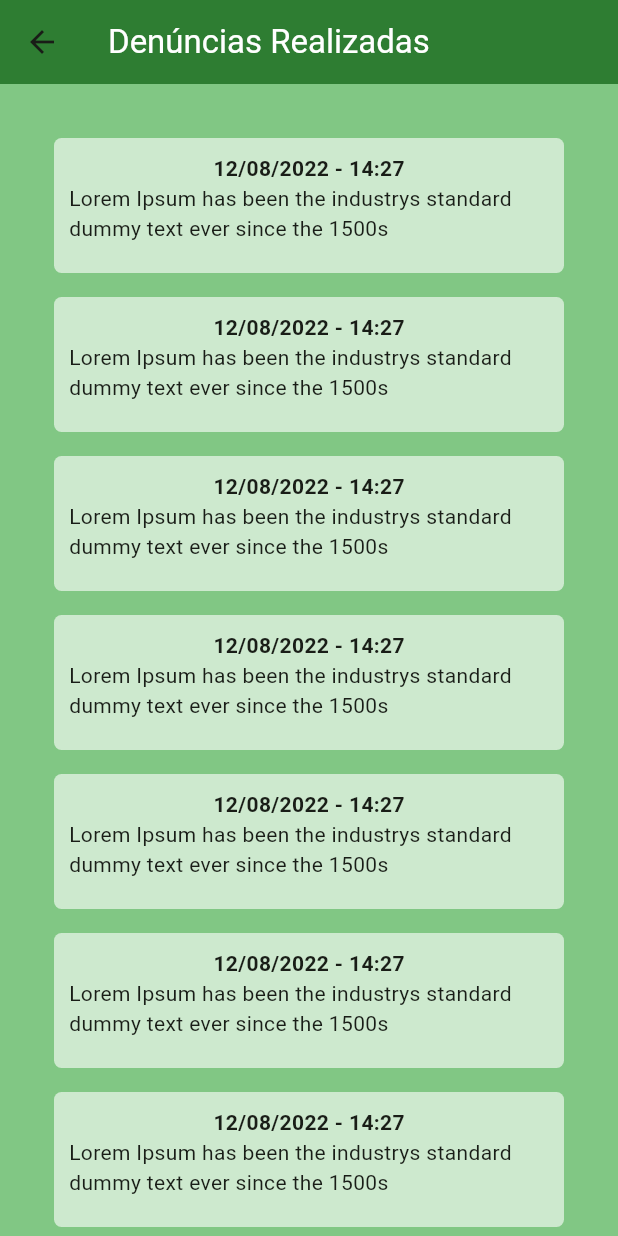
After one commit to timedev-net/evite_queimadas, a Flutter app: the DenunciasRealizadas screen opened by its route, on a phone screen of 412 x 824 dp. The commit adds this screen. Run offline on Flutter 3.47's test engine with Material 2 defaults, Android fonts, the phone set to English and light mode, and no system bars; project files that could hold a hidden picture were left out.

Commit message:
todas as telas criadas

```diff
--- a/lib/pages/add_item.dart
+++ b/lib/pages/add_item.dart
@@ -3,8 +3,8 @@ import 'dart:convert';
 import 'package:http/http.dart' as http;
 
 class AddItem extends StatefulWidget {
-  const AddItem({super.key, required this.title});
-  final String title;
+  const AddItem({super.key});
+  final String title = 'teste';
 
   // const AddItem({Key? key}) : super(key: key);
 
--- /dev/null
+++ b/lib/pages/denuncias_realizadas.dart
@@ -0,0 +1,133 @@
+import 'package:flutter/material.dart';
+import 'dart:convert';
+import 'package:http/http.dart' as http;
+
+class DenunciasRealizadas extends StatefulWidget {
+  // const DenunciasRealizadas({super.key, required this.title});
+  // final String title;
+
+  // const DenunciasRealizadas({Key? key}) : super(key: key);
+
+  @override
+  _DenunciasRealizadasState createState() => _DenunciasRealizadasState();
+}
+
+class _DenunciasRealizadasState extends State<DenunciasRealizadas> {
+  int _counter = 0;
+
+  void _incrementCounter() {
+    setState(() {
+      _counter++;
+    });
+  }
+
+  void getApi() async {
+    var url = Uri.https('www.googleapis.com', '/books/v1/volumes', {'q': '{http}'});
+    var response = await http.get(url);
+
+    if (response.statusCode == 200) {
+      var jsonResponse = jsonDecode(response.body) as Map<String, dynamic>;
+      var itemCount = jsonResponse['totalItems'];
+      print('Number of books about http: $itemCount.');
+    } else {
+      print('Request failed with status: ${response.statusCode}.');
+    }
+  }
+
+  @override
+  Widget build(BuildContext context) {
+    return Scaffold(
+        backgroundColor: Colors.green[300],
+        appBar: AppBar(
+          backgroundColor: Colors.green[800],
+          title: Text('Denúncias Realizadas', style: TextStyle(color: Colors.white)),
+        ),
+        body: SingleChildScrollView(
+          child: Container(
+              margin: const EdgeInsets.only(left: 30, right: 30),
+              child: Center(
+                child: Column(
+                  mainAxisAlignment: MainAxisAlignment.center,
+                  children: <Widget>[
+                    const SizedBox(height: 36),
+
+                    Container(
+                      padding: EdgeInsets.all(10),
+                      height: 90,
+                      width: 340,
+                      margin: EdgeInsets.only(bottom: 16),
+                      decoration: BoxDecoration(color: Colors.white60, borderRadius: BorderRadius.circular(5)),
+                      child: Column(
+                        children: [Text('12/08/2022 - 14:27', style: TextStyle(fontWeight: FontWeight.bold)), Text('Lorem Ipsum has been the industrys standard dummy text ever since the 1500s')],
+                      ),
+                    ),
+                    Container(
+                      padding: EdgeInsets.all(10),
+                      height: 90,
+                      width: 340,
+                      margin: EdgeInsets.only(bottom: 16),
+                      decoration: BoxDecoration(color: Colors.white60, borderRadius: BorderRadius.circular(5)),
+                      child: Column(
+                        children: [Text('12/08/2022 - 14:27', style: TextStyle(fontWeight: FontWeight.bold)), Text('Lorem Ipsum has been the industrys standard dummy text ever since the 1500s')],
+                      ),
+                    ),
+                    Container(
+                      padding: EdgeInsets.all(10),
+                      height: 90,
+                      width: 340,
+                      margin: EdgeInsets.only(bottom: 16),
+                      decoration: BoxDecoration(color: Colors.white60, borderRadius: BorderRadius.circular(5)),
+                      child: Column(
+                        children: [Text('12/08/2022 - 14:27', style: TextStyle(fontWeight: FontWeight.bold)), Text('Lorem Ipsum has been the industrys standard dummy text ever since the 1500s')],
+                      ),
+                    ),
+                    Container(
+                      padding: EdgeInsets.all(10),
+                      height: 90,
+                      width: 340,
+                      margin: EdgeInsets.only(bottom: 16),
+                      decoration: BoxDecoration(color: Colors.white60, borderRadius: BorderRadius.circular(5)),
+                      child: Column(
+                        children: [Text('12/08/2022 - 14:27', style: TextStyle(fontWeight: FontWeight.bold)), Text('Lorem Ipsum has been the industrys standard dummy text ever since the 1500s')],
+                      ),
+                    ),
+                    Container(
+                      padding: EdgeInsets.all(10),
+                      height: 90,
+                      width: 340,
+                      margin: EdgeInsets.only(bottom: 16),
+                      decoration: BoxDecoration(color: Colors.white60, borderRadius: BorderRadius.circular(5)),
+                      child: Column(
+                        children: [Text('12/08/2022 - 14:27', style: TextStyle(fontWeight: FontWeight.bold)), Text('Lorem Ipsum has been the industrys standard dummy text ever since the 1500s')],
+                      ),
+                    ),
+                    Container(
+                      padding: EdgeInsets.all(10),
+                      height: 90,
+                      width: 340,
+                      margin: EdgeInsets.only(bottom: 16),
+                      decoration: BoxDecoration(color: Colors.white60, borderRadius: BorderRadius.circular(5)),
+                      child: Column(
+                        children: [Text('12/08/2022 - 14:27', style: TextStyle(fontWeight: FontWeight.bold)), Text('Lorem Ipsum has been the industrys standard dummy text ever since the 1500s')],
+                      ),
+                    ),
+                    Container(
+                      padding: EdgeInsets.all(10),
+                      height: 90,
+                      width: 340,
+                      margin: EdgeInsets.only(bottom: 16),
+                      decoration: BoxDecoration(color: Colors.white60, borderRadius: BorderRadius.circular(5)),
+                      child: Column(
+                        children: [Text('12/08/2022 - 14:27', style: TextStyle(fontWeight: FontWeight.bold)), Text('Lorem Ipsum has been the industrys standard dummy text ever since the 1500s')],
+                      ),
+                    ),
+
+                    Image.asset('assets/images/logo.png', height: 70),
+                    // Icon(Icons.star, color: Colors.green[500]),
+                    // Text('$_counter', style: Theme.of(context).textTheme.headlineMedium),
+                  ],
+                ),
+              )),
+        ));
+  }
+}
--- a/lib/pages/home.dart
+++ b/lib/pages/home.dart
@@ -61,7 +61,7 @@ class _HomeState extends State<Home> {
                     const SizedBox(height: 16),
                     TextButton(
                         style: TextButton.styleFrom(backgroundColor: Colors.green[900], fixedSize: Size(300, 30)),
-                        onPressed: () => {Navigator.pushNamed(context, '/cadastro')},
+                        onPressed: () => {Navigator.pushNamed(context, '/login')},
                         child: Text("Veja suas Denúncias", style: TextStyle(color: Colors.white))),
                     // Text('You have pushed the button this many times:'),
                     Container(
--- a/lib/pages/login.dart
+++ b/lib/pages/login.dart
@@ -3,8 +3,10 @@ import 'dart:convert';
 import 'package:http/http.dart' as http;
 
 class Login extends StatefulWidget {
-  const Login({super.key, required this.title});
-  final String title;
+  const Login({
+    super.key,
+  });
+  final String title = "Login";
 
   // const Login({Key? key}) : super(key: key);
 
```
Also changed, not shown: lib/main.dart (+16 -32 lines), lib/pages/denuncia.dart (added, +106 -0 lines), lib/pages/detalhes_denuncia.dart (added, +80 -0 lines), lib/pages/list_items.dart (+6 -6 lines), lib/pages/meio_ambiente.dart (added, +88 -0 lines), assets/images/logo2.svg (added).
